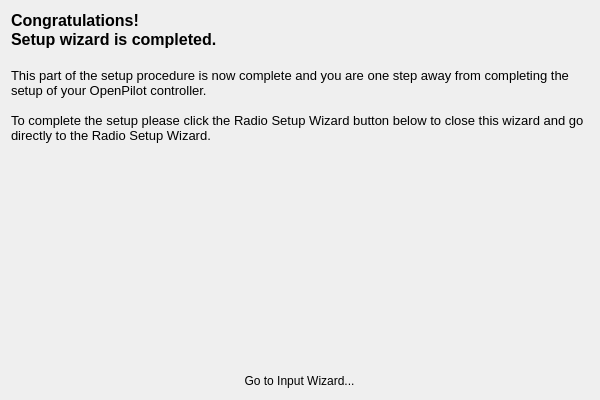
First picture: the form in ground/gcs/src/plugins/setupwizard/pages/endpage.ui, repository TauLabs/TauLabs, before the edit.
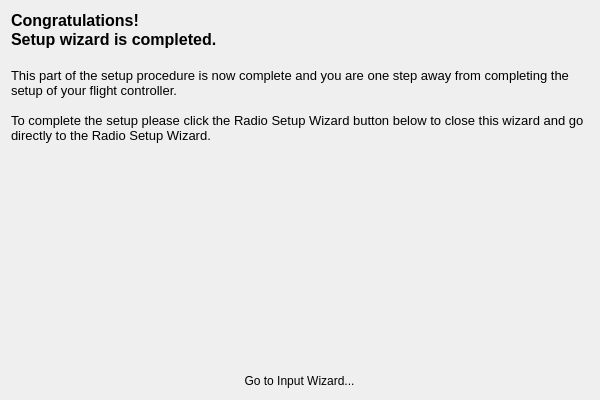
Second picture: the form after the edit. Icons and pictures are not drawn.

Commit message: SetupWizard: update page text

```diff
--- a/ground/gcs/src/plugins/setupwizard/pages/endpage.ui
+++ b/ground/gcs/src/plugins/setupwizard/pages/endpage.ui
@@ -26,14 +26,14 @@
       <string>&lt;!DOCTYPE HTML PUBLIC &quot;-//W3C//DTD HTML 4.0//EN&quot; &quot;http://www.w3.org/TR/REC-html40/strict.dtd&quot;&gt;
 &lt;html&gt;&lt;head&gt;&lt;meta name=&quot;qrichtext&quot; content=&quot;1&quot; /&gt;&lt;style type=&quot;text/css&quot;&gt;
 p, li { white-space: pre-wrap; }
-&lt;/style&gt;&lt;/head&gt;&lt;body style=&quot; font-family:'MS Shell Dlg 2'; font-size:8pt; font-weight:400; font-style:normal;&quot;&gt;
-&lt;p style=&quot; margin-top:0px; margin-bottom:0px; margin-left:0px; margin-right:0px; -qt-block-indent:0; text-indent:0px;&quot;&gt;&lt;span style=&quot; font-size:12pt; font-weight:600;&quot;&gt;Congratulations!&lt;/span&gt;&lt;/p&gt;
-&lt;p style=&quot; margin-top:0px; margin-bottom:0px; margin-left:0px; margin-right:0px; -qt-block-indent:0; text-indent:0px;&quot;&gt;&lt;span style=&quot; font-size:12pt; font-weight:600;&quot;&gt;Setup wizard is completed.&lt;/span&gt;&lt;/p&gt;
-&lt;p style=&quot;-qt-paragraph-type:empty; margin-top:0px; margin-bottom:0px; margin-left:0px; margin-right:0px; -qt-block-indent:0; text-indent:0px; font-size:12pt; font-weight:600;&quot;&gt;&lt;br /&gt;&lt;/p&gt;
-&lt;p style=&quot; margin-top:0px; margin-bottom:0px; margin-left:0px; margin-right:0px; -qt-block-indent:0; text-indent:0px;&quot;&gt;&lt;span style=&quot; font-size:10pt;&quot;&gt;This part of the setup procedure is now complete and you are one step away from completing the setup of your OpenPilot controller.&lt;/span&gt;&lt;/p&gt;
-&lt;p style=&quot;-qt-paragraph-type:empty; margin-top:0px; margin-bottom:0px; margin-left:0px; margin-right:0px; -qt-block-indent:0; text-indent:0px; font-size:10pt;&quot;&gt;&lt;br /&gt;&lt;/p&gt;
-&lt;p style=&quot; margin-top:0px; margin-bottom:0px; margin-left:0px; margin-right:0px; -qt-block-indent:0; text-indent:0px;&quot;&gt;&lt;span style=&quot; font-size:10pt;&quot;&gt;To complete the setup please click the Radio Setup Wizard button below to close this wizard and go directly to the Radio Setup Wizard.&lt;/span&gt;&lt;/p&gt;
-&lt;p style=&quot;-qt-paragraph-type:empty; margin-top:0px; margin-bottom:0px; margin-left:0px; margin-right:0px; -qt-block-indent:0; text-indent:0px; font-size:10pt;&quot;&gt;&lt;br /&gt;&lt;/p&gt;&lt;/body&gt;&lt;/html&gt;</string>
+&lt;/style&gt;&lt;/head&gt;&lt;body style=&quot; font-family:'Lucida Grande'; font-size:13pt; font-weight:400; font-style:normal;&quot;&gt;
+&lt;p style=&quot; margin-top:0px; margin-bottom:0px; margin-left:0px; margin-right:0px; -qt-block-indent:0; text-indent:0px;&quot;&gt;&lt;span style=&quot; font-family:'MS Shell Dlg 2'; font-size:12pt; font-weight:600;&quot;&gt;Congratulations!&lt;/span&gt;&lt;/p&gt;
+&lt;p style=&quot; margin-top:0px; margin-bottom:0px; margin-left:0px; margin-right:0px; -qt-block-indent:0; text-indent:0px;&quot;&gt;&lt;span style=&quot; font-family:'MS Shell Dlg 2'; font-size:12pt; font-weight:600;&quot;&gt;Setup wizard is completed.&lt;/span&gt;&lt;/p&gt;
+&lt;p style=&quot;-qt-paragraph-type:empty; margin-top:0px; margin-bottom:0px; margin-left:0px; margin-right:0px; -qt-block-indent:0; text-indent:0px; font-family:'MS Shell Dlg 2'; font-size:12pt; font-weight:600;&quot;&gt;&lt;br /&gt;&lt;/p&gt;
+&lt;p style=&quot; margin-top:0px; margin-bottom:0px; margin-left:0px; margin-right:0px; -qt-block-indent:0; text-indent:0px;&quot;&gt;&lt;span style=&quot; font-family:'MS Shell Dlg 2'; font-size:10pt;&quot;&gt;This part of the setup procedure is now complete and you are one step away from completing the setup of your flight controller.&lt;/span&gt;&lt;/p&gt;
+&lt;p style=&quot;-qt-paragraph-type:empty; margin-top:0px; margin-bottom:0px; margin-left:0px; margin-right:0px; -qt-block-indent:0; text-indent:0px; font-family:'MS Shell Dlg 2'; font-size:10pt;&quot;&gt;&lt;br /&gt;&lt;/p&gt;
+&lt;p style=&quot; margin-top:0px; margin-bottom:0px; margin-left:0px; margin-right:0px; -qt-block-indent:0; text-indent:0px;&quot;&gt;&lt;span style=&quot; font-family:'MS Shell Dlg 2'; font-size:10pt;&quot;&gt;To complete the setup please click the Radio Setup Wizard button below to close this wizard and go directly to the Radio Setup Wizard.&lt;/span&gt;&lt;/p&gt;
+&lt;p style=&quot;-qt-paragraph-type:empty; margin-top:0px; margin-bottom:0px; margin-left:0px; margin-right:0px; -qt-block-indent:0; text-indent:0px; font-family:'MS Shell Dlg 2'; font-size:10pt;&quot;&gt;&lt;br /&gt;&lt;/p&gt;&lt;/body&gt;&lt;/html&gt;</string>
      </property>
      <property name="alignment">
       <set>Qt::AlignLeading|Qt::AlignLeft|Qt::AlignTop</set>
```
The commit also changes 14 other files.
